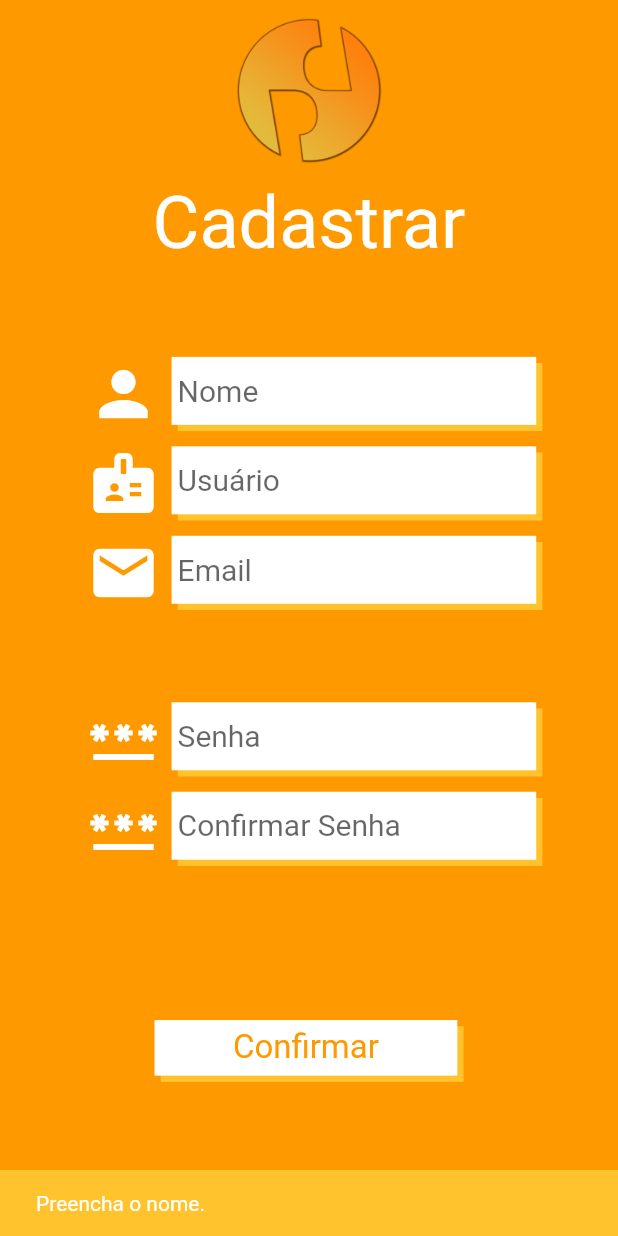
After one commit to gabgmont/party_pay, a Flutter app: the SignUpPage screen opened by its route, after a tap on "Confirmar", on a phone screen of 412 x 824 dp. The commit adds this screen. Run offline on Flutter 3.47's test engine with Material 2 defaults, Android fonts, the light colour scheme and no system bars; our stand-ins replace firebase_core, flutter_svg, google_fonts, google_sign_in, shared_preferences; accounts and stored records are empty; network calls fail.

Commit message:
feat(): implements signup page

```diff
--- a/lib/model/user/user_model.dart
+++ b/lib/model/user/user_model.dart
@@ -5,14 +5,12 @@ class UserModel {
   String? username;
   String? secret;
   String? email;
-  String? phone;
   String? photo;
 
   UserModel({
     required this.name,
     this.username,
     this.email,
-    this.phone,
     this.photo = AppImages.userPicture,
   });
 
@@ -22,14 +20,12 @@ class UserModel {
       : name = json['name'],
         username = json['username'],
         email = json['email'],
-        phone = json['phone'],
         photo = json['photo'];
 
   Map<String, dynamic> toJson() => {
         '"name"': '"$name"',
         '"username"': '"$username"',
         '"email"': '"$email"',
-        '"phone"': '"$phone"',
         '"photo"': '"$photo"',
       };
 
@@ -37,7 +33,6 @@ class UserModel {
         'name': name,
         'username': username,
         'email': email,
-        'phone': phone,
         'photo': photo
       };
 
--- a/lib/partypay.dart
+++ b/lib/partypay.dart
@@ -8,6 +8,7 @@ import 'package:partypay/screens/profile/profile_page.dart';
 import 'package:partypay/screens/resume/resume_page.dart';
 import 'package:partypay/screens/session/controller/session_controller.dart';
 import 'package:partypay/screens/session/session_page.dart';
+import 'package:partypay/screens/signup/signup_page.dart';
 
 import 'screens/splash/splash_page.dart';
 
@@ -47,7 +48,9 @@ class PartyPayApp extends StatelessWidget {
 
         '/resume_page': (context) => ResumePage(
               sessionController: ModalRoute.of(context)?.settings.arguments as SessionController
-            )
+            ),
+
+        '/signup_page' :(context) => SignUpPage()
       },
     );
   }
--- a/lib/rest/client/user_client.dart
+++ b/lib/rest/client/user_client.dart
@@ -18,12 +18,34 @@ class UserClient {
 
   Future<UserModel?> registerSocialUser(
       BuildContext context, String name, String email, String photoUrl) async {
-    var json = {'"name"': '"$name"', '"email"': '"$email"', '"photo"': '"$photoUrl"'};
+    var json = {
+      '"name"': '"$name"',
+      '"email"': '"$email"',
+      '"photo"': '"$photoUrl"'
+    };
 
-    var response = await _service.post(PartyPayService.registerUserSocial, json);
+    var response =
+        await _service.post(PartyPayService.registerUserSocial, json);
     var body = _service.checkResponse(context, response, true);
     if (body == null) return null;
 
     return UserModel.fromJson(body);
   }
+
+  Future<UserModel?> registerUser(BuildContext context, UserModel user) async {
+    var json = {
+      '"name"': '"${user.name}"',
+      '"username"': '"${user.username}"',
+      '"password"': '"${user.secret}"',
+      '"email"': '"${user.email}"',
+      '"photo"': '""'
+    };
+
+    var response = await _service.post(PartyPayService.registerUser, json);
+    var body = _service.checkResponse(context, response, true);
+    if (body == null) return null;
+
+    return UserModel.fromJson(body);
+  }
+
 }
--- a/lib/screens/login/login_page.dart
+++ b/lib/screens/login/login_page.dart
@@ -24,10 +24,10 @@ class LoginPage extends StatelessWidget {
   @override
   Widget build(BuildContext context) {
     final size = MediaQuery.of(context).size;
+    final safeAreaSize = MediaQuery.of(context).padding.top;
 
     return Scaffold(
-      body: SafeArea(
-        child: SingleChildScrollView(
+      body: SingleChildScrollView(
         scrollDirection: Axis.vertical,
         child: Align(
           alignment: Alignment.topRight,
@@ -40,7 +40,7 @@ class LoginPage extends StatelessWidget {
                   children: [
                     Container(
                       width: size.width * 0.78,
-                        height: size.height * 0.76,
+                      height: size.height * 0.81,
                       decoration: const BoxDecoration(
                           color: AppColors.secondary,
                           borderRadius: BorderRadius.only(
@@ -48,7 +48,7 @@ class LoginPage extends StatelessWidget {
                     ),
                     Container(
                       width: size.width * 0.8,
-                        height: size.height * 0.75,
+                      height: size.height * 0.80,
                       decoration: const BoxDecoration(
                           color: AppColors.primary,
                           borderRadius: BorderRadius.only(
@@ -57,6 +57,7 @@ class LoginPage extends StatelessWidget {
                         padding: const EdgeInsets.all(16.0),
                         child: Column(
                           children: [
+                            SizedBox(height: safeAreaSize,),
                             Image.asset(
                               AppImages.logo,
                               width: 150,
@@ -88,11 +89,16 @@ class LoginPage extends StatelessWidget {
                             const SizedBox(
                               height: 20,
                             ),
-                              const Text(
+                            TextButton(
+                              onPressed: () {
+                                Navigator.pushNamed(context, '/signup_page');
+                              },
+                              child: const Text(
                                 _register,
                                 style: TextStyle(
                                     decoration: TextDecoration.underline,
                                     color: AppColors.white),
+                              ),
                             ),
                             const SizedBox(
                               height: 20,
@@ -128,7 +134,6 @@ class LoginPage extends StatelessWidget {
           ),
         ),
       ),
-      ),
     );
   }
 }
--- a/lib/screens/profile/profile_page.dart
+++ b/lib/screens/profile/profile_page.dart
@@ -73,12 +73,6 @@ class _ProfilePageState extends State<ProfilePage> {
             ),
             IconTextFieldWidget(
               active: active,
-              label: phoneLabel,
-              icon: Icons.phone,
-              value: widget.user.phone ?? '',
-            ),
-            IconTextFieldWidget(
-              active: active,
               label: passwordLabel,
               icon: Icons.password,
               value: widget.user.secret ?? '',
--- /dev/null
+++ b/lib/screens/signup/signup_page.dart
@@ -0,0 +1,228 @@
+import 'package:flutter/material.dart';
+import 'package:partypay/model/user/user_model.dart';
+import 'package:partypay/rest/client/user_client.dart';
+import 'package:partypay/screens/login/widgets/double_button_widget.dart';
+import 'package:partypay/screens/login/widgets/double_input_text_widget.dart';
+import 'package:partypay/shared/utils/AppColors.dart';
+import 'package:partypay/shared/utils/AppImages.dart';
+
+const _signupLabel = 'Cadastrar';
+const _confirmButtonLabel = 'Confirmar';
+const _nameLabel = 'Nome';
+const _userLabel = 'Usuário';
+const _emailLabel = 'Email';
+const _passwordLabel = 'Senha';
+const _confirmPasswordLabel = 'Confirmar Senha';
+const _fillName = 'Preencha o nome.';
+const _fillUser = 'Preencha o usuário.';
+const _fillEmail = 'Preencha o email.';
+const _fillPassword = 'Preencha a senha.';
+const _fillConfirmPassword = 'Senhas não conferem.';
+const _serverError = 'Ocorreu um erro no servidor da aplicacao.';
+
+class SignUpPage extends StatefulWidget {
+  const SignUpPage({Key? key}) : super(key: key);
+
+  @override
+  State<SignUpPage> createState() => _SignUpPageState();
+}
+
+class _SignUpPageState extends State<SignUpPage> {
+  final _nameTextController = TextEditingController();
+  final _userTextController = TextEditingController();
+  final _emailTextController = TextEditingController();
+  final _passwordTextController = TextEditingController();
+  final _confirmPasswordTextController = TextEditingController();
+  final _userClient = UserClient();
+
+  @override
+  Widget build(BuildContext context) {
+    final size = MediaQuery
+        .of(context)
+        .size;
+    final safeAreaHeight = MediaQuery
+        .of(context)
+        .padding
+        .top;
+
+    return Scaffold(
+      backgroundColor: AppColors.primary,
+      body: SingleChildScrollView(
+        scrollDirection: Axis.vertical,
+        child: SafeArea(
+          child: Center(
+            child: SizedBox(
+              height: size.height - safeAreaHeight,
+              child: Column(
+                mainAxisAlignment: MainAxisAlignment.spaceEvenly,
+                children: [
+                  Image.asset(
+                    AppImages.logo,
+                    height: 100,
+                    width: 100,
+                  ),
+                  const Text(
+                    _signupLabel,
+                    style: TextStyle(color: AppColors.white, fontSize: 48),
+                  ),
+                  SizedBox(
+                    height: size.height * .05,
+                  ),
+                  Row(
+                    mainAxisAlignment: MainAxisAlignment.center,
+                    children: [
+                      const Padding(
+                        padding: EdgeInsets.symmetric(horizontal: 8.0),
+                        child: Icon(
+                          Icons.person,
+                          color: AppColors.white,
+                          size: 48,
+                        ),
+                      ),
+                      DoubleInputTextWidgetWidget(
+                          hint: _nameLabel, textController: _nameTextController)
+                    ],
+                  ),
+                  Row(
+                    mainAxisAlignment: MainAxisAlignment.center,
+                    children: [
+                      const Padding(
+                        padding: EdgeInsets.symmetric(horizontal: 8.0),
+                        child: Icon(
+                          Icons.badge,
+                          color: AppColors.white,
+                          size: 48,
+                        ),
+                      ),
+                      DoubleInputTextWidgetWidget(
+                          hint: _userLabel, textController: _userTextController)
+                    ],
+                  ),
+                  Row(
+                    mainAxisAlignment: MainAxisAlignment.center,
+                    children: [
+                      const Padding(
+                        padding: EdgeInsets.symmetric(horizontal: 8.0),
+                        child: Icon(
+                          Icons.mail,
+                          color: AppColors.white,
+                          size: 48,
+                        ),
+                      ),
+                      DoubleInputTextWidgetWidget(
+                          hint: _emailLabel,
+                          textController: _emailTextController)
+                    ],
+                  ),
+                  SizedBox(
+                    height: size.height * .05,
+                  ),
+                  Row(
+                    mainAxisAlignment: MainAxisAlignment.center,
+                    children: [
+                      const Padding(
+                          padding: EdgeInsets.symmetric(horizontal: 8.0),
+                          child: Icon(
+                            Icons.password,
+                            color: AppColors.white,
+                            size: 48,
+                          )),
+                      DoubleInputTextWidgetWidget(
+                        hint: _passwordLabel,
+                        textController: _passwordTextController,
+                        obscureText: true,
+                      )
+                    ],
+                  ),
+                  Row(
+                    mainAxisAlignment: MainAxisAlignment.center,
+                    children: [
+                      const Padding(
+                        padding: EdgeInsets.symmetric(horizontal: 8.0),
+                        child: Icon(
+                          Icons.password,
+                          color: AppColors.white,
+                          size: 48,
+                        ),
+                      ),
+                      DoubleInputTextWidgetWidget(
+                        hint: _confirmPasswordLabel,
+                        textController: _confirmPasswordTextController,
+                        obscureText: true,
+                      )
+                    ],
+                  ),
+                  SizedBox(
+                    height: size.height * .1,
+                  ),
+                  DoubleButtonWidget(
+                    label: _confirmButtonLabel,
+                    onTap: () async {
+                      await registerUser(context);
+                    },
+                  ),
+                  SizedBox(
+                    height: size.height * .1,
+                  ),
+                ],
+              ),
+            ),
+          ),
+        ),
+      ),
+    );
+  }
+
+  Future<bool> registerUser(BuildContext context) async {
+    if(_nameTextController.text.isEmpty) {
+      showMessage(context, _fillName);
+      return false;
+    }
+    if(_userTextController.text.isEmpty) {
+      showMessage(context, _fillUser);
+      return false;
+    }
+    if(_emailTextController.text.isEmpty) {
+      showMessage(context, _fillEmail);
+      return false;
+    }
+    if(_passwordTextController.text.isEmpty) {
+      showMessage(context, _fillPassword);
+      return false;
+    }
+
+    if (_passwordTextController.text !=
+        _confirmPasswordTextController.text) {
+      showMessage(context, _fillConfirmPassword);
+      return false;
+    }
+
+    var _userModel = UserModel(
+      name: _nameTextController.text,
+      username: _userTextController.text,
+      email: _emailTextController.text,
+    );
+    _userModel.secret = _passwordTextController.text;
+    var user = await _userClient.registerUser(context, _userModel);
+    if(user == null){
+      ScaffoldMessenger.of(context).showSnackBar(
+        const SnackBar(
+          backgroundColor: AppColors.secondary,
+          content: Text(_serverError),
+        ),
+      );
+      return false;
+    }
+    Navigator.pop(context);
+    return true;
+  }
+
+  void showMessage(BuildContext context, String message){
+    ScaffoldMessenger.of(context).showSnackBar(
+      SnackBar(
+        backgroundColor: AppColors.secondary,
+        content: Text(message),
+      ),
+    );
+  }
+}
--- a/lib/screens/splash/splash_page.dart
+++ b/lib/screens/splash/splash_page.dart
@@ -64,7 +64,6 @@ void checkLogin(BuildContext context) async {
       name: userMap['name'],
       username: userMap['username'],
       email: userMap['email'],
-      phone: userMap['phone'],
       photo: userMap['photo']);
 
   Navigator.pushReplacementNamed(context, '/home_page', arguments: userModel);
--- a/lib/shared/widgets/persistent_header.dart
+++ /dev/null
@@ -1,33 +0,0 @@
-import 'package:flutter/material.dart';
-import 'package:partypay/shared/utils/AppColors.dart';
-
-class PersistentHeader extends SliverPersistentHeaderDelegate {
-  final Widget child;
-
-  PersistentHeader({required this.child});
-
-  @override
-  Widget build(
-      BuildContext context, double shrinkOffset, bool overlapsContent) {
-    return Container(
-      width: double.infinity,
-      child: Card(
-        margin: EdgeInsets.all(0),
-        color: AppColors.white,
-        elevation: 5.0,
-        child: Center(child: child),
-      ),
-    );
-  }
-
-  @override
-  double get maxExtent => 90.0;
-
-  @override
-  double get minExtent => 90.0;
-
-  @override
-  bool shouldRebuild(SliverPersistentHeaderDelegate oldDelegate) {
-    return true;
-  }
-}
```
Lines whose indentation alone changed are shown as unchanged.
